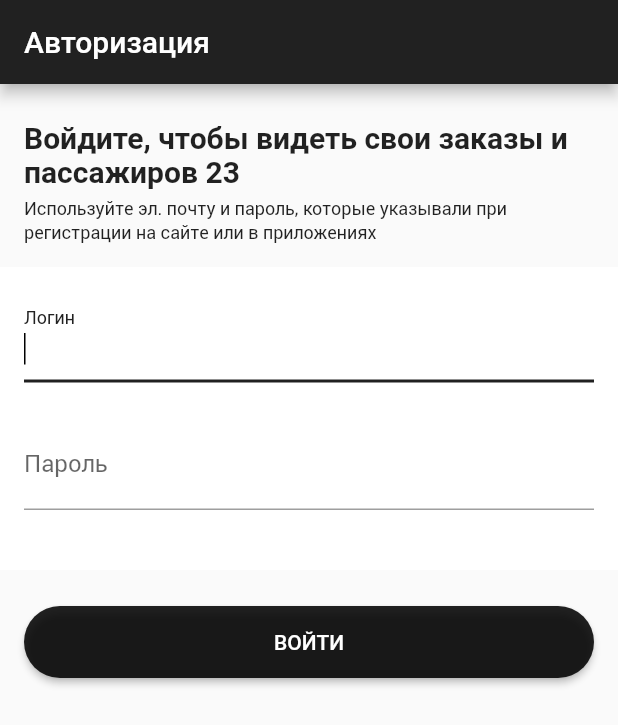
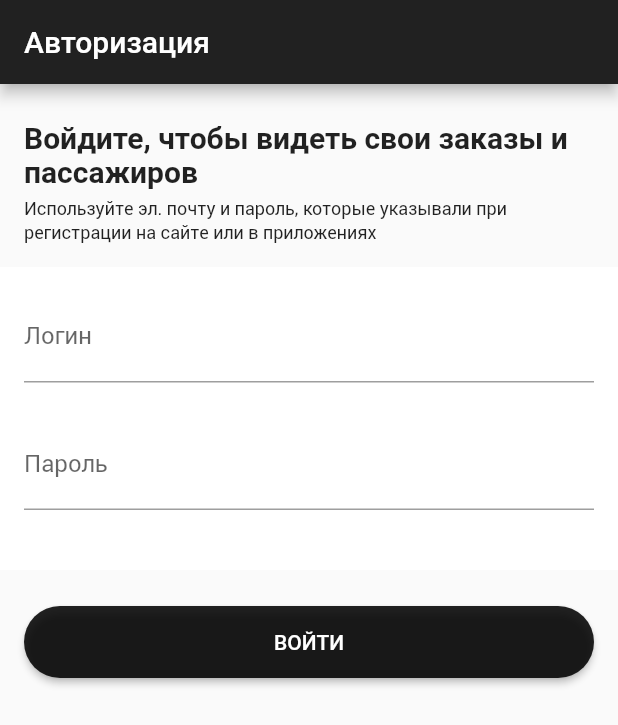
Before and after one commit to AndrewChupin/kiwi-app-driver, a Flutter app: the screen it shows after launch, on a phone screen of 412 x 824 dp. Shown: the top 725 px of the screen. Run offline on Flutter 3.47's test engine with Material 2 defaults, Android fonts, the phone set to English and light mode, and no system bars; our stand-ins replace flutter_svg.

Commit message:
KW: Реализованы архитектурные комнененты

```diff
--- a/lib/presentation/common/widget.dart
+++ b/lib/presentation/common/widget.dart
@@ -1,5 +1,10 @@
 import 'package:app_driver/presentation/common/view_model.dart';
 import 'package:flutter/widgets.dart';
+
+
+enum ScreenState {
+  loading, error, data, success
+}
 
 
 abstract class BaseWidget<VM extends StatefulViewModel> extends StatefulWidget {
--- a/lib/presentation/screens/auth/auth_screen.dart
+++ b/lib/presentation/screens/auth/auth_screen.dart
@@ -5,7 +5,6 @@ import 'package:app_driver/presentation/screens/main_screen.dart';
 import 'package:app_driver/presentation/styles/edges.dart';
 import 'package:app_driver/presentation/styles/fonts.dart';
 import 'package:flutter/material.dart';
-
 
 class AuthScreen extends BaseWidget<AuthViewModel> {
 
@@ -19,6 +18,9 @@ class AuthScreen extends BaseWidget<AuthViewModel> {
 class AuthScreenState extends BaseState<AuthScreen, AuthViewModel, AuthViewState> {
   AuthScreenState(AuthViewModel viewModel) : super(viewModel);
 
+  final loginController = TextEditingController();
+  final passController = TextEditingController();
+
   @override
   Widget render(BuildContext context, AuthViewState state) {
     return Scaffold(
@@ -29,7 +31,8 @@ class AuthScreenState extends BaseState<AuthScreen, AuthViewModel, AuthViewState
     );
   }
 
-  ListView content(BuildContext context, AuthViewState state) => ListView(
+  ListView content(BuildContext context, AuthViewState state) {
+    return ListView(
       children: <Widget>[
         Container(
           margin: EdgeInsets.only(top: Edges.BaseLowerHalf),
@@ -40,7 +43,7 @@ class AuthScreenState extends BaseState<AuthScreen, AuthViewModel, AuthViewState
                 child: Column(
                   children: <Widget>[
                     Text(
-                    "Войдите, чтобы видеть свои заказы и пассажиров ${state.counter}",
+                      "Войдите, чтобы видеть свои заказы и пассажиров",
                       style: TextStyle(
                           fontWeight: FontWeight.bold,
                           fontSize: FontSizes.High
@@ -66,14 +69,16 @@ class AuthScreenState extends BaseState<AuthScreen, AuthViewModel, AuthViewState
                   mainAxisSize: MainAxisSize.min,
                   children: <Widget>[
                     createTextField(
+                        key: ObjectKey("login"),
                         label: "Логин",
-                      withPadding: false,
-                      autoFocus: true
+                        controller: loginController,
+                        withPadding: false
                     ),
                     createTextField(
+                        key: ObjectKey("pass"),
                         label: "Пароль",
-                      withPadding: false,
-                      autoFocus: true
+                        controller: passController,
+                        withPadding: false
                     ),
                   ],
                 ),
@@ -98,10 +103,13 @@ class AuthScreenState extends BaseState<AuthScreen, AuthViewModel, AuthViewState
               ),
               padding: EdgeInsets.all(16),
               onPressed:  () {
-              Navigator.of(context).push(
+                viewModel.signIn(
+                    loginController.text,
+                    passController.text,
+                    () => Navigator.of(context).push(
                       MaterialPageRoute(builder: (context) => MainScreen()),
+                    )
                 );
-              //viewModel.loadSomething();
               },
               color: Colors.black87,
               shape: RoundedRectangleBorder(
@@ -112,14 +120,24 @@ class AuthScreenState extends BaseState<AuthScreen, AuthViewModel, AuthViewState
         )
       ],
     );
+  }
 
-  Padding createTextField({String label, helper: "", withPadding: true, type: TextInputType.text, maxLength: 0, autoFocus: false}) => Padding(
+  Padding createTextField({
+    Key key,
+    String label,
+    TextEditingController controller,
+    helper: "",
+    withPadding: true,
+    type: TextInputType.text,
+    maxLength: 0
+  }) => Padding(
     padding: withPadding
         ? EdgeInsets.only(top: Edges.BaseLowerHalf)
         : EdgeInsets.only(top: Edges.Zero),
     child: TextField(
+        key: key,
+        controller: controller,
         textCapitalization: TextCapitalization.words,
-        autofocus: autoFocus,
         maxLength: maxLength > 0
             ? maxLength
             : null,
@@ -136,4 +154,11 @@ class AuthScreenState extends BaseState<AuthScreen, AuthViewModel, AuthViewState
         cursorColor: Colors.black
     ),
   );
+
+  @override
+  void dispose() {
+    loginController.dispose();
+    passController.dispose();
+    super.dispose();
   }
+}
--- a/lib/presentation/screens/auth/auth_view_model.dart
+++ b/lib/presentation/screens/auth/auth_view_model.dart
@@ -1,9 +1,14 @@
 import 'package:app_driver/presentation/common/view_model.dart';
+import 'package:app_driver/presentation/common/widget.dart';
 
 
 class AuthViewState with ViewState {
-  final int counter;
-  AuthViewState({this.counter = 0});
+  int counter;
+  ScreenState screenState;
+  AuthViewState({
+      this.counter = 0,
+      this.screenState = ScreenState.data
+  });
 
   @override
   String toString() {
@@ -17,10 +22,10 @@ class AuthViewModel extends StatefulViewModel<AuthViewState> {
   @override
   AuthViewState get initialState => AuthViewState(counter: 23);
 
-  void loadSomething() {
-    print("loadSomething");
-    updateState(() => AuthViewState(
-
-    ));
+  void signIn(String login, String password, void onSuccess()) {
+    print("SignIn $login $password");
+    if (login == "qwerty" && password == "123") {
+      onSuccess();
+    }
   }
 }
```
Lines whose indentation alone changed are shown as unchanged.
